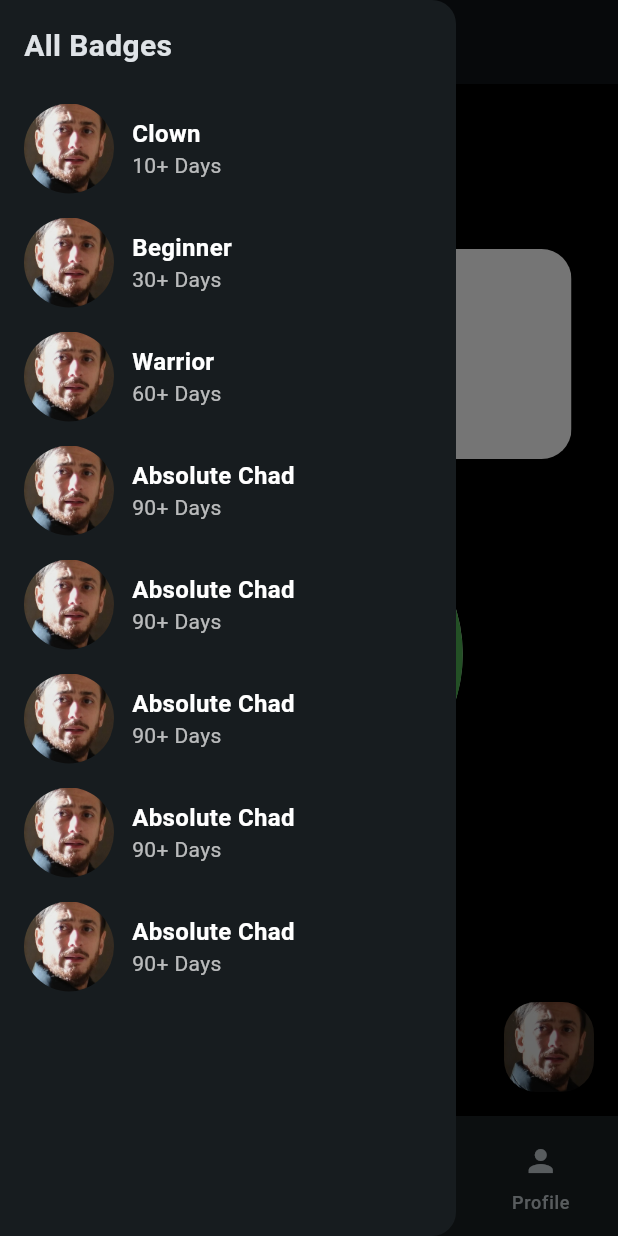
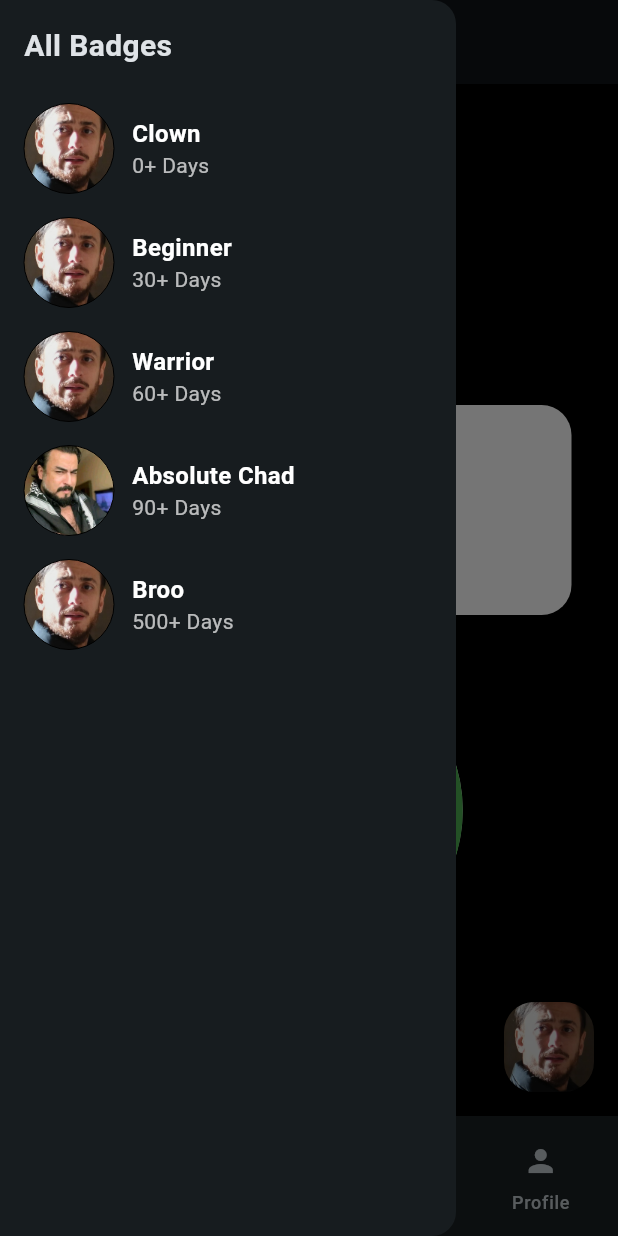
Before and after one commit to marouaneMJH/el_mouharinbin_api, a Flutter app: the screen it shows after launch, with the side drawer open, on a phone screen of 412 x 824 dp. Run offline on Flutter 3.47's test engine with Material 3 defaults, Android fonts, the phone set to English and light mode, and no system bars.

Commit message:
Refactor MainScreen and integrate HomePage widget for enhanced badge tracking and progress display

```diff
--- a/lib/main.dart
+++ b/lib/main.dart
@@ -1,10 +1,7 @@
 import 'dart:async';
-
 import 'package:flutter/material.dart';
 
-void main() {
-  runApp(const MyApp());
-}
+void main() => runApp(const MyApp());
 
 class MyApp extends StatelessWidget {
   const MyApp({super.key});
@@ -19,36 +16,200 @@ class MyApp extends StatelessWidget {
           brightness: Brightness.dark,
         ),
       ),
+      home: const MainScreen(),
+    );
+  }
+}
 
-      home: Scaffold(
+class MainScreen extends StatefulWidget {
+  const MainScreen({super.key});
+
+  @override
+  State<MainScreen> createState() => _MainScreenState();
+}
+
+class _MainScreenState extends State<MainScreen> {
+  late DateTime startDate;
+
+  @override
+  void initState() {
+    super.initState();
+    startDate = DateTime(2024, 1, 1); // Default start date
+  }
+
+  void resetStartDate() {
+    setState(() {
+      startDate = DateTime.now();
+    });
+  }
+
+  @override
+  Widget build(BuildContext context) {
+    return Scaffold(
       appBar: AppBar(
-          title: Text('NO FAP!', style: TextStyle(fontWeight: FontWeight.bold)),
+        title: const Text(
+          'NO FAP!',
+          style: TextStyle(fontWeight: FontWeight.bold),
         ),
+      ),
+      body: HomePage(startDate: startDate),
+      backgroundColor: Colors.black,
+      floatingActionButton: ResetButton(onReset: resetStartDate),
+      drawer: const BadgesDrawer(),
+      bottomNavigationBar: const AppBottomNavBar(),
+    );
+  }
+}
 
-        body: HomePage(),
-        backgroundColor: Colors.black,
-        floatingActionButton: ResetToLoserButton(),
-        drawer: DrawerAllBadges(),
+// Constants
+class AppConstants {
+  static const double badgeImageSize = 150;
+  static const double avatarSize = 60;
+  static const double progressCircleSize = 200;
+  static const double progressStrokeWidth = 5.0;
 
-        bottomNavigationBar: BottomNavBar(),
+  static const List<BadgeConfig> badges = [
+    BadgeConfig(title: "Clown", days: 0, imagePath: "assets/images/loser.png"),
+    BadgeConfig(
+      title: "Beginner",
+      days: 30,
+      imagePath: "assets/images/loser.png",
+    ),
+    BadgeConfig(
+      title: "Warrior",
+      days: 60,
+      imagePath: "assets/images/loser.png",
+    ),
+    BadgeConfig(
+      title: "Absolute Chad",
+      days: 90,
+      imagePath: "assets/images/chad.png",
+    ),
+    BadgeConfig(title: "Broo", days: 500, imagePath: "assets/images/loser.png"),
+  ];
+}
+
+class BadgeConfig {
+  final String title;
+  final int days;
+  final String imagePath;
+
+  const BadgeConfig({
+    required this.title,
+    required this.days,
+    required this.imagePath,
+  });
+}
+
+class Badge {
+  final String title;
+  final String imagePath;
+  final int days;
+  final DateTime startDate;
+
+  Badge({
+    required this.title,
+    required this.imagePath,
+    required this.days,
+    required this.startDate,
+  });
+}
+
+// Utilities
+class BadgeCalculator {
+  static Badge calculateCurrentBadge(DateTime startDate) {
+    final daysSince = DateTime.now().difference(startDate).inDays;
+
+    final config = AppConstants.badges.lastWhere(
+      (badge) => daysSince >= badge.days,
+      orElse: () => AppConstants.badges.first,
+    );
+
+    return Badge(
+      title: config.title,
+      imagePath: config.imagePath,
+      days: daysSince,
+      startDate: startDate,
+    );
+  }
+
+  static double calculateDayProgress() {
+    final now = DateTime.now();
+    final secondsElapsed = now.hour * 3600 + now.minute * 60 + now.second;
+    return secondsElapsed / (24 * 3600);
+  }
+}
+
+// Widgets
+class HomePage extends StatelessWidget {
+  final DateTime startDate;
+
+  const HomePage({super.key, required this.startDate});
+
+  @override
+  Widget build(BuildContext context) {
+    final badge = BadgeCalculator.calculateCurrentBadge(startDate);
+
+    return Center(
+      child: Column(
+        mainAxisAlignment: MainAxisAlignment.center,
+        children: [
+          BadgeDisplay(badge: badge),
+          const SizedBox(height: 30),
+          ProgressCounter(badge: badge),
+        ],
       ),
     );
   }
 }
 
-class CurrentBadgeImages extends StatelessWidget {
+class BadgeDisplay extends StatelessWidget {
+  final Badge badge;
+
+  const BadgeDisplay({super.key, required this.badge});
+
+  @override
+  Widget build(BuildContext context) {
+    return Stack(
+      alignment: Alignment.center,
+      children: [
+        Padding(
+          padding: const EdgeInsets.only(top: 110),
+          child: BadgeTitleBox(title: badge.title),
+        ),
+        Positioned(
+          top: 0,
+          child: CircularImage(
+            imagePath: badge.imagePath,
+            size: AppConstants.badgeImageSize,
+          ),
+        ),
+      ],
+    );
+  }
+}
+
+class CircularImage extends StatelessWidget {
   final String imagePath;
-  const CurrentBadgeImages({super.key, required this.imagePath});
+  final double size;
+  final double borderWidth;
+
+  const CircularImage({
+    super.key,
+    required this.imagePath,
+    required this.size,
+    this.borderWidth = 4,
+  });
 
   @override
   Widget build(BuildContext context) {
     return Container(
-      width: 150,
-      height: 150,
+      width: size,
+      height: size,
       decoration: BoxDecoration(
         shape: BoxShape.circle,
         image: DecorationImage(image: AssetImage(imagePath), fit: BoxFit.cover),
-        border: Border.all(color: Colors.black, width: 4),
+        border: Border.all(color: Colors.black, width: borderWidth),
       ),
     );
   }
@@ -60,53 +221,155 @@ class BadgeTitleBox extends StatelessWidget {
 
   const BadgeTitleBox({
     super.key,
-    this.title = "Absolute Chad",
+    required this.title,
     this.subtitle = "Current Badge",
   });
 
   @override
   Widget build(BuildContext context) {
-    return ClipRRect(
-      borderRadius: BorderRadius.circular(20),
-      child: Container(
+    return Container(
       width: 350,
       height: 140,
-
+      decoration: BoxDecoration(
         color: Colors.white,
+        borderRadius: BorderRadius.circular(20),
+      ),
       child: Column(
-          spacing: 10,
         mainAxisAlignment: MainAxisAlignment.center,
         children: [
-            Text(title, style: TextStyle(fontSize: 29, color: Colors.black)),
-            Text(subtitle, style: TextStyle(fontSize: 12, color: Colors.black)),
+          Text(
+            title,
+            style: const TextStyle(fontSize: 29, color: Colors.black),
+          ),
+          const SizedBox(height: 10),
+          Text(
+            subtitle,
+            style: const TextStyle(fontSize: 12, color: Colors.black),
+          ),
         ],
-        ),
       ),
     );
   }
 }
 
-class ResetToLoserButton extends StatelessWidget {
+class ProgressCounter extends StatefulWidget {
+  final Badge badge;
+
+  const ProgressCounter({super.key, required this.badge});
+
+  @override
+  State<ProgressCounter> createState() => _ProgressCounterState();
+}
+
+class _ProgressCounterState extends State<ProgressCounter> {
+  late Timer _timer;
+  late DateTime _currentTime;
+  late double _progress;
+
+  @override
+  void initState() {
+    super.initState();
+    _currentTime = DateTime.now();
+    _progress = BadgeCalculator.calculateDayProgress();
+
+    _timer = Timer.periodic(const Duration(seconds: 1), (_) {
+      setState(() {
+        _currentTime = DateTime.now();
+        _progress = BadgeCalculator.calculateDayProgress();
+      });
+    });
+  }
+
+  @override
+  void dispose() {
+    _timer.cancel();
+    super.dispose();
+  }
+
   @override
   Widget build(BuildContext context) {
-    return Container(
+    return Stack(
+      alignment: Alignment.center,
+      children: [
+        SizedBox(
+          height: AppConstants.progressCircleSize,
+          width: AppConstants.progressCircleSize,
+          child: CircularProgressIndicator(
+            value: _progress,
+            strokeWidth: AppConstants.progressStrokeWidth,
+            backgroundColor: Colors.white,
+            color: Colors.green.shade500,
+          ),
+        ),
+        Container(
+          height: 180,
+          width: 180,
+          decoration: BoxDecoration(borderRadius: BorderRadius.circular(90)),
+          child: Column(
+            mainAxisAlignment: MainAxisAlignment.center,
+            children: [
+              Text(
+                widget.badge.days.toString(),
+                style: const TextStyle(
+                  fontSize: 40,
+                  fontWeight: FontWeight.bold,
+                ),
+              ),
+              const SizedBox(height: 4),
+              const Text("Days"),
+              const SizedBox(height: 4),
+              Text(_currentTime.toString().substring(11, 19)),
+            ],
+          ),
+        ),
+      ],
+    );
+  }
+}
+
+class ResetButton extends StatelessWidget {
+  final VoidCallback onReset;
+
+  const ResetButton({super.key, required this.onReset});
+
+  @override
+  Widget build(BuildContext context) {
+    return SizedBox(
       height: 60,
       width: 60,
-      child: FittedBox(
       child: FloatingActionButton(
         onPressed: () {
-            print("Button pressed");
+          showDialog(
+            context: context,
+            builder: (context) => AlertDialog(
+              title: const Text('Reset Progress'),
+              content: const Text(
+                'Are you sure you want to reset your progress?',
+              ),
+              actions: [
+                TextButton(
+                  onPressed: () => Navigator.pop(context),
+                  child: const Text('Cancel'),
+                ),
+                TextButton(
+                  onPressed: () {
+                    onReset();
+                    Navigator.pop(context);
+                  },
+                  child: const Text('Reset'),
+                ),
+              ],
+            ),
+          );
         },
         backgroundColor: Colors.transparent,
         elevation: 4.0,
         child: Container(
           decoration: BoxDecoration(
-              // shape: BoxShape.circle,
             borderRadius: BorderRadius.circular(20),
-              image: DecorationImage(
+            image: const DecorationImage(
               image: AssetImage("assets/images/loser.png"),
               fit: BoxFit.cover,
-              ),
             ),
           ),
         ),
@@ -115,165 +378,34 @@ class ResetToLoserButton extends StatelessWidget {
   }
 }
 
-class CounterProgressCircle extends StatefulWidget {
-  int currentDate;
-  DateTime constantTime;
-  CounterProgressCircle({super.key, this.currentDate = 95, DateTime? time})
-    : constantTime = time ?? DateTime.now();
-
-  @override
-  State<CounterProgressCircle> createState() => _CounterProgressCircleState(
-    currentDate: this.currentDate,
-    time: this.constantTime,
-  );
-}
-
-class _CounterProgressCircleState extends State<CounterProgressCircle> {
-  int currentDate;
-  DateTime constantTime;
-  late double progress;
-
-  // Constructor that initializes both currentDate and constantTime
-  _CounterProgressCircleState({this.currentDate = 95, DateTime? time})
-    : constantTime = time ?? DateTime.now();
-
-  // Timer for updating the time every second
-  late Timer timer;
-
-  @override
-  void initState() {
-    super.initState();
-    // Initialize progress
-    progress = calculateProgress(constantTime);
-    // Update time every second
-    timer = Timer.periodic(Duration(seconds: 1), (timer) {
-      setState(() {
-        constantTime = DateTime.now();
-        progress = calculateProgress(constantTime);
-      });
-    });
-  }
-
-  @override
-  void dispose() {
-    timer.cancel(); // Cancel timer when widget is disposed
-    super.dispose();
-  }
+class AppBottomNavBar extends StatelessWidget {
+  const AppBottomNavBar({super.key});
 
   @override
   Widget build(BuildContext context) {
-    return Stack(
-      alignment: Alignment.center,
-      children: [
-        // Progress indicator
-        SizedBox(
-          height: 200,
-          width: 200,
-          child: CircularProgressIndicator(
-            value: progress,
-            strokeWidth: 5.0,
-            backgroundColor: Colors.white,
-            color: Colors.green.shade500,
-          ),
-        ),
-
-        // Content container
-        Container(
-          height: 180,
-          width: 180,
-          decoration: BoxDecoration(borderRadius: BorderRadius.circular(90)),
-          child: Column(
-            mainAxisAlignment: MainAxisAlignment.center,
-            children: [
-              Text(
-                currentDate.toString(),
-                style: const TextStyle(
-                  fontSize: 40,
-                  fontWeight: FontWeight.bold,
-                ),
-              ),
-              const SizedBox(height: 4),
-              const Text("Days"),
-              const SizedBox(height: 4),
-              // Replace this line:
-              // Text(DateTime.now().toString().substring(11, 19)),
-
-              // With your constant time:
-              Text(constantTime.toString().substring(11, 19)),
-            ],
-          ),
-        ),
-      ],
-    );
-  }
-}
-
-class BottomNavBar extends StatelessWidget {
-  @override
-  Widget build(BuildContext context) {
     return NavigationBar(
-      destinations: [
+      destinations: const [
         NavigationDestination(icon: Icon(Icons.home), label: 'Home'),
         NavigationDestination(icon: Icon(Icons.history), label: 'History'),
         NavigationDestination(icon: Icon(Icons.people), label: 'Community'),
         NavigationDestination(icon: Icon(Icons.person), label: 'Profile'),
       ],
-      onDestinationSelected: (value) {
-        print(value);
-      },
+      onDestinationSelected: (value) => print('Selected: $value'),
     );
   }
 }
 
-final List<Map<String, dynamic>> badgesData = [
-  {"title": "Clown", "days": 10, "avatarImagePath": "assets/images/loser.png"},
-  {
-    "title": "Beginner",
-    "days": 30,
-    "avatarImagePath": "assets/images/loser.png",
-  },
-  {
-    "title": "Warrior",
-    "days": 60,
-    "avatarImagePath": "assets/images/loser.png",
-  },
-  {
-    "title": "Absolute Chad",
-    "days": 90,
-    "avatarImagePath": "assets/images/loser.png",
-  },
-  {
-    "title": "Absolute Chad",
-    "days": 90,
-    "avatarImagePath": "assets/images/loser.png",
-  },
-  {
-    "title": "Absolute Chad",
-    "days": 90,
-    "avatarImagePath": "assets/images/loser.png",
-  },
-  {
-    "title": "Absolute Chad",
-    "days": 90,
-    "avatarImagePath": "assets/images/loser.png",
-  },
-  {
-    "title": "Absolute Chad",
-    "days": 90,
-    "avatarImagePath": "assets/images/loser.png",
-  },
-];
+class BadgesDrawer extends StatelessWidget {
+  const BadgesDrawer({super.key});
 
-class DrawerAllBadges extends StatelessWidget {
   @override
   Widget build(BuildContext context) {
     return Drawer(
       child: Column(
-        mainAxisAlignment: MainAxisAlignment.start,
         crossAxisAlignment: CrossAxisAlignment.start,
         children: [
-          Container(
-            padding: EdgeInsets.symmetric(vertical: 16, horizontal: 16),
+          const Padding(
+            padding: EdgeInsets.all(16),
             child: Text(
               'All Badges',
               style: TextStyle(fontSize: 20, fontWeight: FontWeight.bold),
@@ -281,17 +413,18 @@ class DrawerAllBadges extends StatelessWidget {
           ),
           Expanded(
             child: ListView.builder(
-              itemCount: badgesData.length,
+              itemCount: AppConstants.badges.length,
               itemBuilder: (context, index) {
+                final badge = AppConstants.badges[index];
                 return Padding(
                   padding: const EdgeInsets.symmetric(
                     vertical: 8.0,
                     horizontal: 16.0,
                   ),
-                  child: SingleBadge(
-                    title: badgesData[index]["title"],
-                    days: badgesData[index]["days"],
-                    avatarImagePath: badgesData[index]["avatarImagePath"],
+                  child: BadgeListItem(
+                    title: badge.title,
+                    days: badge.days,
+                    imagePath: badge.imagePath,
                   ),
                 );
               },
@@ -303,33 +436,28 @@ class DrawerAllBadges extends StatelessWidget {
   }
 }
 
-class SingleBadge extends StatelessWidget {
+class BadgeListItem extends StatelessWidget {
   final String title;
   final int days;
-  final String avatarImagePath;
+  final String imagePath;
 
-  const SingleBadge({
+  const BadgeListItem({
     super.key,
-    this.title = "Clown",
-    this.days = 10,
-    this.avatarImagePath = "assets/images/loser.png",
+    required this.title,
+    required this.days,
+    required this.imagePath,
   });
 
   @override
   Widget build(BuildContext context) {
     return Row(
       children: [
-        // Avatar rond
-        ClipOval(
-          child: Image.asset(
-            avatarImagePath,
-            width: 60,
-            height: 60,
-            fit: BoxFit.cover,
-          ),
+        CircularImage(
+          imagePath: imagePath,
+          size: AppConstants.avatarSize,
+          borderWidth: 0,
         ),
         const SizedBox(width: 12),
-        // Textes blancs en colonne
         Column(
           crossAxisAlignment: CrossAxisAlignment.start,
           children: [
@@ -351,94 +479,3 @@ class SingleBadge extends StatelessWidget {
     );
   }
 }
-
-class HomePage extends StatelessWidget {
-  DateTime? lastDateTime;
-  late CompleteBadge completeBadge;
-  HomePage({super.key, this.lastDateTime}) {
-    completeBadge = calculateCompleteBadge(lastDateTime ?? DateTime.now());
-  }
-
-  @override
-  Widget build(BuildContext context) {
-    return Center(
-      child: Column(
-        spacing: 30,
-
-        children: [
-          Stack(
-            alignment: Alignment.center,
-            children: [
-              Padding(
-                padding: EdgeInsets.only(top: 110), // Push the box down
-                child: BadgeTitleBox(title: completeBadge.badgeTitle),
-              ),
-              Positioned(
-                top: 0,
-                child: CurrentBadgeImages(
-                  imagePath: completeBadge.badgeAvatarPath,
-                ),
-              ),
-            ],
-          ),
-
-          CounterProgressCircle(
-            currentDate: completeBadge.days,
-            time: completeBadge.time,
-          ),
-        ],
-      ),
-    );
-  }
-}
-
-double calculateProgress(DateTime date) {
-  // Calculate progress as a ratio of how far through the day we are
-  // Returns a value between 0.0 and 1.0
-  final now = DateTime.now();
-
-  // Get seconds elapsed since the start of the day
-  final secondsElapsed = now.hour * 3600 + now.minute * 60 + now.second;
-
-  // Total seconds in a day
-  const totalSecondsInDay = 24 * 3600;
-
-  // Calculate progress (how far through the day we are)
-  return secondsElapsed / totalSecondsInDay;
-}
-
-class CompleteBadge {
-  String badgeTitle;
-  String badgeAvatarPath;
-  int days;
-  DateTime time;
-
-  CompleteBadge(this.badgeTitle, this.badgeAvatarPath, this.days, this.time);
-}
-
-// function that calculate the current user badge from a initial datetime
-CompleteBadge calculateCompleteBadge(DateTime dateTime) {
-  // Calculate number of days since the provided date
-  final now = DateTime.now();
-  final difference = now.difference(dateTime);
-  final days = difference.inDays;
-
-  // Determine badge based on the number of days
-  String badgeTitle;
-  String badgeAvatarPath = 'assets/images/loser.png';
-
-  if (days >= 90) {
-    badgeTitle = "Absolute Chad";
-    badgeAvatarPath = 'assets/images/chad.png';
-  } else if (days >= 60) {
-    badgeTitle = "Warrior";
-    badgeAvatarPath = 'assets/images/warrior.png';
-  } else if (days >= 30) {
-    badgeTitle = "Beginner";
-    badgeAvatarPath = 'assets/images/beginner.png';
-  } else {
-    badgeTitle = "Clown";
-  }
-
-  return CompleteBadge(badgeTitle, badgeAvatarPath, days, dateTime);
-}
```
Lines whose indentation alone changed are shown as unchanged.
